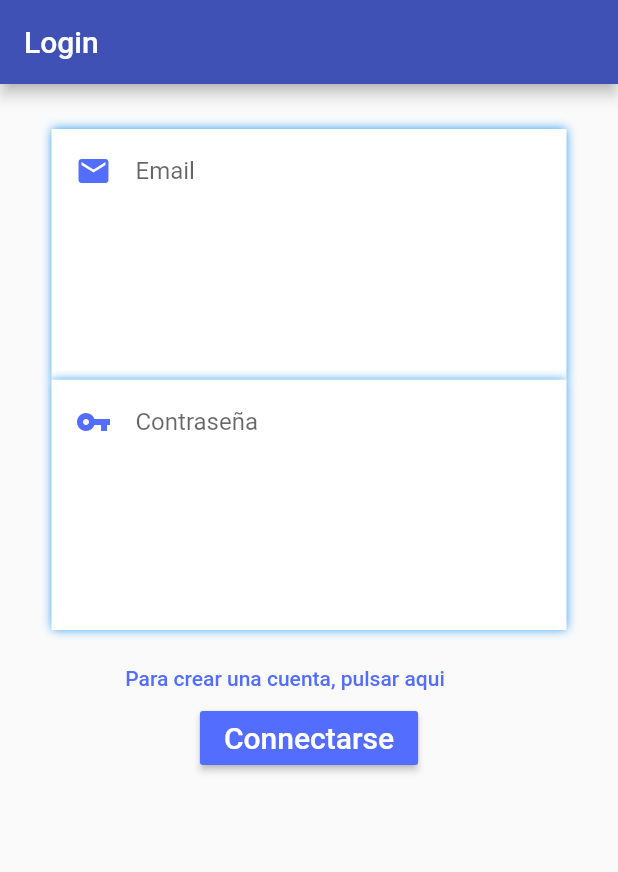
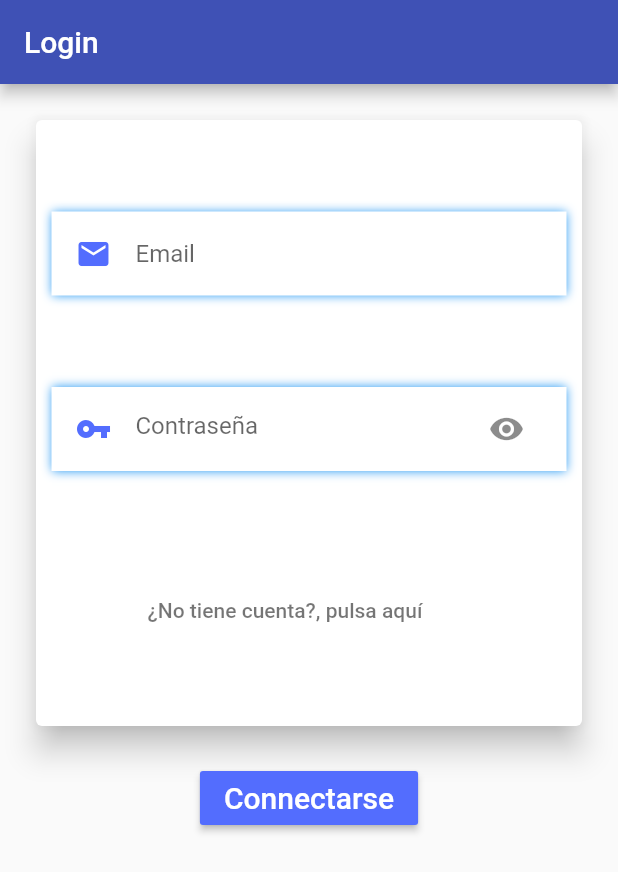
Before and after one commit to oumi/TalkApp, a Flutter app: the screen it shows after launch, on a phone screen of 412 x 824 dp. Shown: the top 872 px of the screen. Run offline on Flutter 3.47's test engine with Material 2 defaults, Android fonts, the phone set to English and light mode, and no system bars; our stand-ins replace cached_network_image, file_picker, firebase_auth, firebase_database, firebase_storage, image_picker; accounts and stored records are empty.

Commit message:
cambios en el diseño. Antes de pdf

```diff
--- a/lib/Controller/LoginController.dart
+++ b/lib/Controller/LoginController.dart
@@ -5,6 +5,7 @@ import 'package:flutter/material.dart';
 import 'package:inedithos_chat/Controller/DialogBoxController.dart';
 import 'package:inedithos_chat/Model/FirebaseHelper.dart';
 import 'package:firebase_auth/firebase_auth.dart';
+import 'dart:io';
 
 class LoginController extends StatefulWidget {
   LoginControllerState createState() => new LoginControllerState();
@@ -16,30 +17,34 @@ class LoginControllerState extends State<LoginController>{
   String _password;
   String _name;
   String _surname;
+  bool _obscureText = true;
+  String _title = 'Login';
 
   @override
   Widget build(BuildContext context) {
     return new Scaffold(
-      appBar: new AppBar(title: new Text('Login'),),
-      body: new Container(
+      appBar: new AppBar(title: new Text(_title),),
+      body: new SingleChildScrollView(
         child: new Column(
           children: <Widget>[
             new Container(
-              padding: EdgeInsets.only(top:30),
-              width: MediaQuery.of(context).size.width ,
+              margin: EdgeInsets.all(20.0),
+
+              // padding: EdgeInsets.only(top:30),
+              width: MediaQuery.of(context).size.width -40 ,
               height: MediaQuery.of(context).size.height /2,
-              /*  child: new Card(
+              child: new Card(
                   elevation: 8.5,
                   child:  new Container(
-                  margin :EdgeInsets.only(left:6.0, right:6.0),*/
-              child: new Column(
+                    margin :EdgeInsets.only(left:6.0, right:6.0),
+                    child:  new Column(
                       mainAxisAlignment: MainAxisAlignment.spaceEvenly,
-                mainAxisSize: MainAxisSize.min,
                       children:cardElements(),
                     ),
-              //  )
-              //  ),
+                  )
               ),
+            ),
+
             new RaisedButton(
               onPressed: _manageLog,
               color: Colors.indigoAccent,
@@ -49,7 +54,7 @@ class LoginControllerState extends State<LoginController>{
                     fontSize: 20.0
                 ),
               ),
-            )
+            ),
           ],
         ),
       ),
@@ -99,25 +104,13 @@ class LoginControllerState extends State<LoginController>{
     }
     print('_manageLog  finishing');
   }
-
-
-
   List<Widget> cardElements () {
     List<Widget> widgets = [];
-
     widgets.add(
-      /* new TextField(
-       decoration: new InputDecoration(hintText: "Introducir el correo electrónico"),
-       onChanged: (string){
-         setState(() {
-           _mail = string;
-         });
-       }
-     )*/
-     Expanded(child: Container(
+      Container(
         width: MediaQuery.of(context).size.width/1.2,
-      // margin: EdgeInsets.all(30),//only(top: 50),
-      //  height: 45,
+        //  height: MediaQuery.of(context).size.height/10,
+        //   margin: EdgeInsets.only(top: MediaQuery.of(context).size.height/50),
         padding: EdgeInsets.only(
             top: 4,left: 16, right: 16, bottom: 4
         ),
@@ -143,13 +136,13 @@ class LoginControllerState extends State<LoginController>{
                 _mail = string;
               });}
         ),
-      ),)
+      ),
     );
     widgets.add(
-      Expanded(child:Container(
+      Container(
         width: MediaQuery.of(context).size.width/1.2,
-      //  height: 35,
-      //  margin: EdgeInsets.all(30),//only(top: 50),
+        //  height: MediaQuery.of(context).size.height/10,
+        //  margin: EdgeInsets.only(top: MediaQuery.of(context).size.height/50),
         padding: EdgeInsets.only(
             top: 4,left: 16, right: 16, bottom: 4
         ),
@@ -163,11 +156,24 @@ class LoginControllerState extends State<LoginController>{
             ]
         ),
         child: new TextField(
-            obscureText: true,
+            autofocus: false,
+            obscureText: _obscureText,
             decoration: InputDecoration(
               border: InputBorder.none,
               icon: Icon(Icons.vpn_key,
                 color: Colors.indigoAccent,
+              ),
+              suffixIcon: GestureDetector(
+                onTap: () {
+                  setState(() {
+                    _obscureText = !_obscureText;
+                  });
+                },
+                child: Icon(
+                  _obscureText ? Icons.visibility : Icons.visibility_off,
+                  semanticLabel:
+                  _obscureText ? 'show password' : 'hide password',
+                ),
               ),
               hintText: 'Contraseña',
             ),
@@ -177,15 +183,15 @@ class LoginControllerState extends State<LoginController>{
               });}
         ),
       ),
-    ));
+    );
     // si no estamos connectados
 
     if (_log == false){
       widgets.add(
-        Expanded(child:Container(
+        Container(
           width: MediaQuery.of(context).size.width/1.2,
-         // height: 45,
-          //margin: EdgeInsets.only(top: 32),
+          //  height: MediaQuery.of(context).size.height/30,
+          //margin: EdgeInsets.only(top: MediaQuery.of(context).size.height/50),
           padding: EdgeInsets.only(
               top: 4,left: 16, right: 16, bottom: 4
           ),
@@ -211,13 +217,13 @@ class LoginControllerState extends State<LoginController>{
                   _name = string;
                 });}
           ),
-        )),
+        ),
       );
       widgets.add(
-        Expanded(child:Container(
+        Container(
           width: MediaQuery.of(context).size.width/1.2,
-        //  height: 45,
-       //   margin: EdgeInsets.only(top: 32),
+          // height: MediaQuery.of(context).size.height/20,
+          //  margin: EdgeInsets.only(top: MediaQuery.of(context).size.height/50),
           padding: EdgeInsets.only(
               top: 4,left: 16, right: 16, bottom: 4
           ),
@@ -243,7 +249,7 @@ class LoginControllerState extends State<LoginController>{
                   _surname = string;
                 });}
           ),
-        )),
+        ),
       );
 
     }
@@ -260,11 +266,12 @@ class LoginControllerState extends State<LoginController>{
               padding: const EdgeInsets.only(
                   top: 16, right: 32
               ),
-              child: new Text((_log == true)
-                  ? "Para crear una cuenta, pulsar aqui"
-                  : " Ya tenéis una cuenta, pulsar aqui",
+              child: new Text(
+                (_log == true)
+                  ? "¿No tiene cuenta?, pulsa aquí"
+                  : "¿Ya tiene cuenta?, pulsa aquí",
                 style: TextStyle(
-                    color: Colors.indigoAccent
+                    color: Colors.black54
                 ),
               ),
             )
--- a/lib/Model/Message.dart
+++ b/lib/Model/Message.dart
@@ -7,6 +7,7 @@ class Message {
   String to;
   String text;
   String imageUrl;
+  String fileUrl;
   String dateString;
   Message(DataSnapshot snapshot){
     Map value = snapshot.value;
@@ -16,6 +17,7 @@ class Message {
     imageUrl = value["imageUrl"];
     String date = value["dateString"];
     dateString = DateHelper().getDate(date);
+    fileUrl = value["fileUrl"];
   }
 
 
--- a/lib/Widgets/ChatBubble.dart
+++ b/lib/Widgets/ChatBubble.dart
@@ -50,7 +50,9 @@ class ChatBubble extends StatelessWidget{
                 color: bubbleColor,
                 child:new Container(
                     padding: EdgeInsets.all(10.0),
-                    child: (message.imageUrl == null)
+                    child:
+                     (message.imageUrl == null)
+                        ? ((message.fileUrl == null)
                         ? new Text(
                           message.text ?? "",
                           style: new TextStyle(
@@ -58,6 +60,8 @@ class ChatBubble extends StatelessWidget{
                               fontSize: 15.0,
                               fontStyle: FontStyle.italic
                             ),
+                          )
+                        : new Text(message.fileUrl)
                     )
                         : new CustomImage(message.imageUrl, null, null)
                 ),
```
Also changed, not shown: lib/Controller/ProfileController.dart (+8 -1 lines), lib/Model/FirebaseHelper.dart (+5 -2 lines), lib/Widgets/TextAreaWidget.dart (+9 -2 lines), images/Logo.png (added), pubspec.lock. Lines whose indentation alone changed are shown as unchanged.
